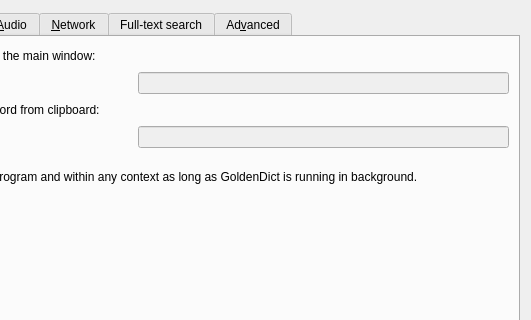
Before: the Qt Designer form preferences.ui in xiaoyifang/goldendict-ng, drawn with Qt 5; both pictures show x 256 to 787 and y 0 to 320 of the 787 by 629 pixel window.
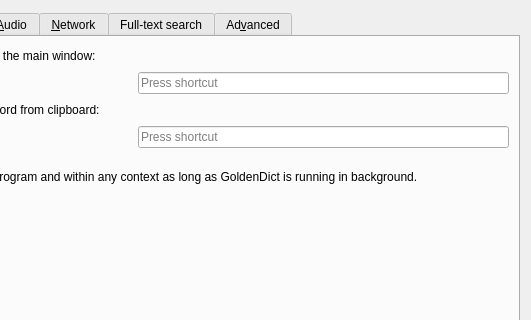
After: the same form once the commit is applied. The open tabs and pages were chosen to show the change. Icons and pictures are not drawn. Custom widgets are drawn as their Qt base class.

Patch:
```diff
--- a/preferences.ui
+++ b/preferences.ui
@@ -709,11 +709,7 @@
           </spacer>
          </item>
          <item>
-          <widget class="HotKeyEdit" name="mainWindowHotkey">
-           <property name="enabled">
-            <bool>false</bool>
-           </property>
-          </widget>
+          <widget class="QKeySequenceEdit" name="mainWindowHotkey"/>
          </item>
         </layout>
        </item>
@@ -740,11 +736,7 @@
           </spacer>
          </item>
          <item>
-          <widget class="HotKeyEdit" name="clipboardHotkey">
-           <property name="enabled">
-            <bool>false</bool>
-           </property>
-          </widget>
+          <widget class="QKeySequenceEdit" name="clipboardHotkey"/>
          </item>
         </layout>
        </item>
@@ -1760,11 +1752,6 @@
   </layout>
  </widget>
  <customwidgets>
-  <customwidget>
-   <class>HotKeyEdit</class>
-   <extends>QLineEdit</extends>
-   <header>hotkeyedit.hh</header>
-  </customwidget>
   <customwidget>
    <class>StylesComboBox</class>
    <extends>QComboBox</extends>
```
